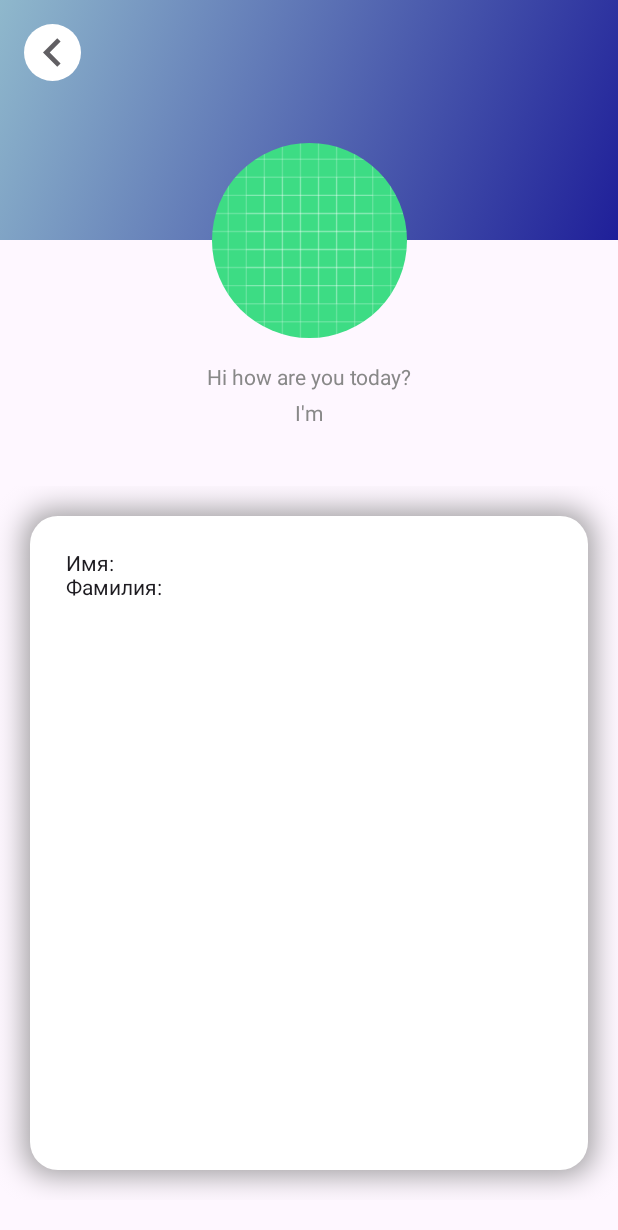
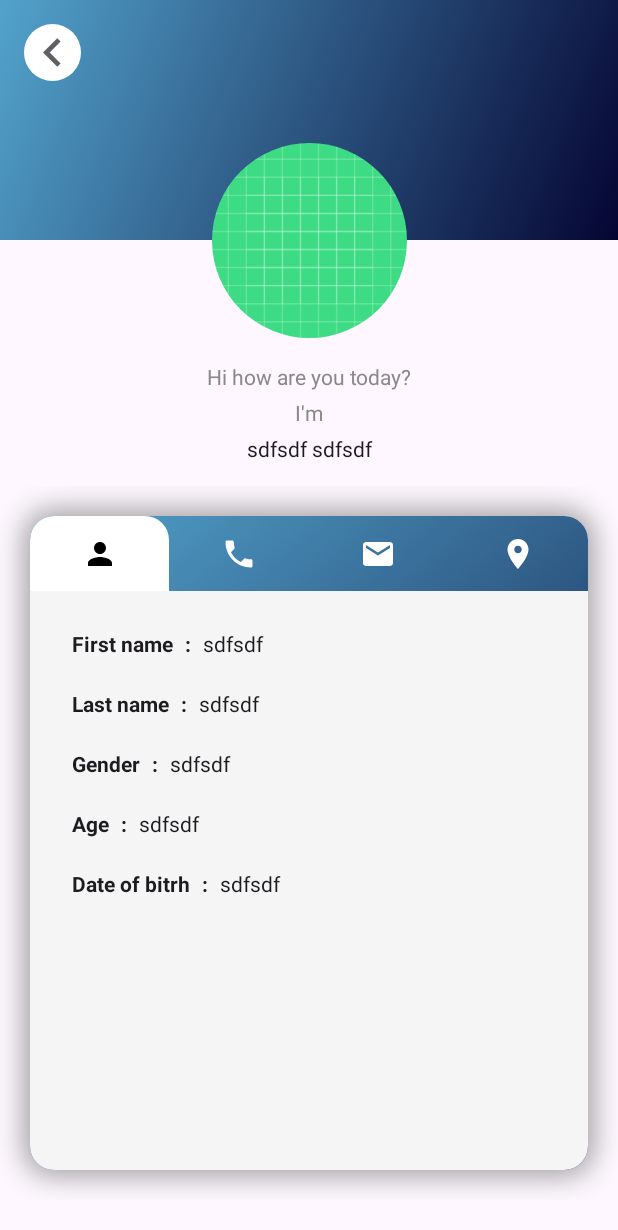
Before and after one commit to AmXLoVE/RandomUserApp, an Android app built with Jetpack Compose: the @Preview function UserDetailScreenContentPreview, on a phone screen of 412 x 824 dp. Shown: the top 1230 px of the screen. Run offline under Robolectric (Android 15) with nearby library versions, the phone set to English and light mode, and no system bars.

Commit message:
Add Details and Pages to UserDetailScreen

```diff
--- a/app/src/main/java/ru/myapplication/randomuserapp/presentation/usercreate/widget/UserCreateTopBar.kt
+++ b/app/src/main/java/ru/myapplication/randomuserapp/presentation/usercreate/widget/UserCreateTopBar.kt
@@ -8,6 +8,7 @@ import androidx.compose.foundation.layout.fillMaxWidth
 import androidx.compose.foundation.layout.height
 import androidx.compose.foundation.layout.padding
 import androidx.compose.foundation.layout.size
+import androidx.compose.foundation.shape.CircleShape
 import androidx.compose.material.icons.Icons
 import androidx.compose.material.icons.automirrored.filled.KeyboardArrowLeft
 import androidx.compose.material3.Icon
@@ -15,6 +16,7 @@ import androidx.compose.material3.Text
 import androidx.compose.runtime.Composable
 import androidx.compose.ui.Alignment
 import androidx.compose.ui.Modifier
+import androidx.compose.ui.draw.clip
 import androidx.compose.ui.graphics.Color
 import androidx.compose.ui.unit.dp
 import androidx.compose.ui.unit.sp
@@ -34,6 +36,7 @@ internal fun TopBar(
                 .fillMaxHeight()
                 .padding(8.dp)
                 .padding(start = 16.dp)
+                .clip(CircleShape)
                 .clickable(
                     onClick = onPopStackBack,
                 ),
--- a/app/src/main/java/ru/myapplication/randomuserapp/presentation/userdetail/UserDetailScreen.kt
+++ b/app/src/main/java/ru/myapplication/randomuserapp/presentation/userdetail/UserDetailScreen.kt
@@ -96,28 +96,28 @@ private fun UserDetailScreenContentPreview() {
         UserDetailState.Content(
             UserDetailModel(
                 personalInfo = UserDetailPersonalInfo(
-                    firstName = "",
-                    lastName = "",
-                    gender = "",
-                    age = "",
-                    birthdate = "",
+                    firstName = "sdfsdf",
+                    lastName = "sdfsdf",
+                    gender = "sdfsdf",
+                    age = "sdfsdf",
+                    birthdate = "sdfsdf",
                 ),
                 UserDetailPhoneInfo(
-                    phoneNumber = "",
-                    cellNumber = "",
+                    phoneNumber = "asda",
+                    cellNumber = "asd",
                 ),
                 UserDetailEmailInfo(
-                    email = "",
-                    username = "",
+                    email = "dfbfb",
+                    username = "cvbcvb",
                 ),
                 UserDetailLocationInfo(
-                    city = "",
-                    state = "",
-                    street = "",
-                    postcode = "",
-                    coordinates = "",
+                    city = "hmnhm",
+                    state = "ghmgmh",
+                    street = "hmhmh",
+                    postcode = "hmhmhm",
+                    coordinates = "hmhmh",
                 ),
-                pictureUrl = "",
+                pictureUrl = "hmhmhm",
             )
         ),
         onPopStackBack = {},
--- a/app/src/main/java/ru/myapplication/randomuserapp/presentation/userdetail/widget/UserDetailScreenContent.kt
+++ b/app/src/main/java/ru/myapplication/randomuserapp/presentation/userdetail/widget/UserDetailScreenContent.kt
@@ -89,7 +89,7 @@ internal fun UserDetailScreenContent(
                             spread = 4.dp,
                         )
                     )
-                    .clip(RoundedCornerShape(5))
+                    .clip(RoundedCornerShape(16.dp))
                     .background(
                         color = Color.White,
                     )
--- a/app/src/main/java/ru/myapplication/randomuserapp/presentation/userdetail/widget/UserDetailScreenPager.kt
+++ b/app/src/main/java/ru/myapplication/randomuserapp/presentation/userdetail/widget/UserDetailScreenPager.kt
@@ -1,15 +1,40 @@
 package ru.myapplication.randomuserapp.presentation.userdetail.widget
 
+import androidx.compose.foundation.background
+import androidx.compose.foundation.layout.Arrangement
 import androidx.compose.foundation.layout.Box
+import androidx.compose.foundation.layout.Column
+import androidx.compose.foundation.layout.Row
+import androidx.compose.foundation.layout.fillMaxHeight
+import androidx.compose.foundation.layout.fillMaxSize
 import androidx.compose.foundation.layout.fillMaxWidth
+import androidx.compose.foundation.layout.height
 import androidx.compose.foundation.layout.padding
-import androidx.compose.foundation.pager.HorizontalPager
-import androidx.compose.foundation.pager.rememberPagerState
+import androidx.compose.foundation.shape.RoundedCornerShape
+import androidx.compose.material.icons.Icons
+import androidx.compose.material.icons.filled.Email
+import androidx.compose.material.icons.filled.LocationOn
+import androidx.compose.material.icons.filled.Person
+import androidx.compose.material.icons.filled.Phone
+import androidx.compose.material3.Button
+import androidx.compose.material3.ButtonDefaults
+import androidx.compose.material3.Icon
 import androidx.compose.material3.Text
 import androidx.compose.runtime.Composable
+import androidx.compose.runtime.getValue
+import androidx.compose.runtime.mutableIntStateOf
+import androidx.compose.runtime.remember
+import androidx.compose.runtime.setValue
+import androidx.compose.ui.Alignment
 import androidx.compose.ui.Modifier
+import androidx.compose.ui.draw.clip
+import androidx.compose.ui.graphics.Brush
+import androidx.compose.ui.graphics.Color
+import androidx.compose.ui.graphics.TileMode
+import androidx.compose.ui.text.font.FontWeight
+import androidx.compose.ui.tooling.preview.Preview
 import androidx.compose.ui.unit.dp
-import androidx.compose.ui.tooling.preview.Preview
+import androidx.compose.ui.unit.sp
 import ru.myapplication.randomuserapp.presentation.userdetail.model.UserDetailEmailInfo
 import ru.myapplication.randomuserapp.presentation.userdetail.model.UserDetailLocationInfo
 import ru.myapplication.randomuserapp.presentation.userdetail.model.UserDetailModel
@@ -20,43 +45,212 @@ import ru.myapplication.randomuserapp.presentation.userdetail.model.UserDetailPh
 internal fun UserDetailScreenPager(
     userDetails: UserDetailModel,
 ) {
-    val pagerState = rememberPagerState(initialPage = 0) { 4 }
+    var selectedTab by remember { mutableIntStateOf(0) }
 
-    Box(
+    val tabs = listOf(
+        Icons.Default.Person,
+        Icons.Default.Phone,
+        Icons.Default.Email,
+        Icons.Default.LocationOn)
+
+    Column(
         modifier = Modifier
-            .padding(8.dp)
+            .fillMaxWidth()
+            .clip(RoundedCornerShape(12.dp))
+            .background(
+                brush = Brush.linearGradient(
+                    colors = listOf(
+                        Color.hsv(
+                            hue = 200f,
+                            saturation = 0.6f,
+                            value = 0.8f,
+                            alpha = 1f,
+                        ),
+                        Color.hsv(
+                            hue = 240f,
+                            saturation = 0.9f,
+                            value = 0.2f,
+                            alpha = 1f,
+                        ),
+                    ),
+                    tileMode = TileMode.Decal,
+                )
+            ),
     ) {
 
-        //TODO -> pages
+        Row(
+            modifier = Modifier
+                .fillMaxWidth()
+                .height(50.dp),
+        ) {
+            tabs.forEachIndexed { index, title ->
+                Button(
+                    modifier = Modifier
+                        .fillMaxHeight()
+                        .weight(1f),
+                    colors = ButtonDefaults.buttonColors(
+                        containerColor =
+                            if (selectedTab == index)
+                                Color.White
+                            else
+                                Color.Transparent,
+                        contentColor =
+                            if (selectedTab == index)
+                                Color.Black
+                            else
+                                Color.White
+                    ),
+                    shape = RoundedCornerShape(
+                        topStart = 16.dp,
+                        topEnd = 16.dp
+                    ),
+                    onClick = {
+                        selectedTab = index
+                    },
+                ) {
+                    Icon(
+                        imageVector = title,
+                        contentDescription = "",
 
-        HorizontalPager(
-            state = pagerState,
-            modifier = Modifier.fillMaxWidth()
-        ) { page ->
-            when (page) {
-                0 -> Text("Имя: ${userDetails.personalInfo.firstName}\nФамилия: " +
-                        "${userDetails.personalInfo.lastName}",
-                    modifier = Modifier
-                        .padding(16.dp),
-                )
-                1 -> Text("Телефон: ${userDetails.phoneInfo.phoneNumber}\nДомашний: " +
-                        "${userDetails.phoneInfo.cellNumber}",
-                    modifier = Modifier
-                        .padding(16.dp),
-                )
-                2 -> Text("Email: ${userDetails.emailInfo.email}",
-                    modifier = Modifier
-                        .padding(16.dp),
-                )
-                3 -> Text(
-                    text = "Город: ${userDetails.locationInfo.city}\n" +
-                            "Штат: ${userDetails.locationInfo.state}\n" +
-                            "Улица: ${userDetails.locationInfo.street}",
-                    modifier = Modifier
-                        .padding(16.dp),
-                )
+                    )
+                }
             }
         }
+
+        Box(
+            modifier = Modifier
+                .fillMaxSize()
+                .background(
+                    color = Color(0xFFF5F5F5),
+                    shape = RoundedCornerShape(bottomStart = 12.dp, bottomEnd = 12.dp)
+                )
+        ) {
+            Column(
+                modifier = Modifier
+                    .padding(16.dp)
+            ) {
+
+                when (selectedTab) {
+                    0 -> FirstTabContent(userDetails)
+                    1 -> SecondTabContent(userDetails)
+                    2 -> ThirdTabContent(userDetails)
+                    3 -> FourthTabContent(userDetails)
+                }
+            }
+        }
+    }
+}
+
+@Composable
+private fun FirstTabContent(
+    userDetails: UserDetailModel,
+) {
+    TabContent(
+        title = "First name",
+        text = userDetails.personalInfo.firstName
+    )
+    TabContent(
+        title = "Last name",
+        text = userDetails.personalInfo.lastName
+    )
+    TabContent(
+        title = "Gender",
+        text = userDetails.personalInfo.gender
+    )
+    TabContent(
+        title = "Age",
+        text = userDetails.personalInfo.age
+    )
+    TabContent(
+        title = "Date of bitrh",
+        text = userDetails.personalInfo.birthdate
+    )
+}
+
+@Composable
+private fun SecondTabContent(
+    userDetails: UserDetailModel,
+) {
+    TabContent(
+        title = "Phone",
+        text = userDetails.phoneInfo.phoneNumber
+    )
+    TabContent(
+        title = "Cell",
+        text = userDetails.phoneInfo.cellNumber
+    )
+}
+
+@Composable
+private fun ThirdTabContent(
+    userDetails: UserDetailModel,
+) {
+    TabContent(
+        title = "E-mail",
+        text = userDetails.emailInfo.email
+    )
+    TabContent(
+        title = "Username",
+        text = userDetails.emailInfo.username
+    )
+}
+
+@Composable
+private fun FourthTabContent(
+    userDetails: UserDetailModel,
+) {
+    TabContent(
+        title = "City",
+        text = userDetails.locationInfo.city
+    )
+    TabContent(
+        title = "State",
+        text = userDetails.locationInfo.state
+    )
+    TabContent(
+        title = "Street",
+        text = userDetails.locationInfo.street
+    )
+    TabContent(
+        title = "Postcode",
+        text = userDetails.locationInfo.postcode
+    )
+    TabContent(
+        title = "Coordinates",
+        text = userDetails.locationInfo.coordinates
+    )
+}
+
+
+@Composable
+fun TabContent(
+    title: String,
+    text: String,
+) {
+    Row(
+        modifier = Modifier
+            .padding(12.dp),
+        verticalAlignment = Alignment.CenterVertically,
+        horizontalArrangement = Arrangement.spacedBy(8.dp)
+    ) {
+
+        Text(
+            text = title,
+            fontWeight = FontWeight.Bold,
+            fontSize = 14.sp,
+        )
+
+        Text(
+            text = ":",
+            fontWeight = FontWeight.Bold,
+            fontSize = 14.sp,
+        )
+
+        Text(
+            text = text,
+            fontWeight = FontWeight.Normal,
+            fontSize = 14.sp,
+        )
     }
 }
 
@@ -68,9 +262,9 @@ private fun UserDetailScreenPagerPreview() {
             personalInfo = UserDetailPersonalInfo(
                 firstName = "John",
                 lastName = "Doe",
-                gender = "",
-                age = "",
-                birthdate = "",
+                gender = "Male",
+                age = "asd",
+                birthdate = "asdfasf",
             ),
             phoneInfo = UserDetailPhoneInfo(
                 phoneNumber = "123-456-7890",
@@ -78,14 +272,14 @@ private fun UserDetailScreenPagerPreview() {
             ),
             emailInfo = UserDetailEmailInfo(
                 email = "john.doe@example.com",
-                username = "",
+                username = "asdfsdf",
             ),
             locationInfo = UserDetailLocationInfo(
                 city = "Anytown",
                 state = "Anystate",
                 street = "123 Main St",
-                postcode = "",
-                coordinates = "",
+                postcode = "sdfsf",
+                coordinates = "sdfsdfsdfsfdsdfsdfsdfsdf",
             ),
             pictureUrl = "",
         )
--- a/app/src/main/java/ru/myapplication/randomuserapp/presentation/userdetail/widget/userDetailTopBar.kt
+++ b/app/src/main/java/ru/myapplication/randomuserapp/presentation/userdetail/widget/userDetailTopBar.kt
@@ -58,20 +58,20 @@ internal fun TopBar(
                     colors = listOf(
                         Color.hsv(
                             hue = 200f,
-                            saturation = 0.3f,
+                            saturation = 0.6f,
                             value = 0.8f,
                             alpha = 1f,
                         ),
                         Color.hsv(
                             hue = 240f,
-                            saturation = 0.8f,
-                            value = 0.6f,
+                            saturation = 0.9f,
+                            value = 0.2f,
                             alpha = 1f,
                         ),
                     ),
                     tileMode = TileMode.Decal,
                 )
-            )
+            ),
     ) {
 
     }
```
Also changed, not shown: app/src/main/java/ru/myapplication/randomuserapp/presentation/userdetail/UserDetailViewModel.kt (+9 -9 lines).
